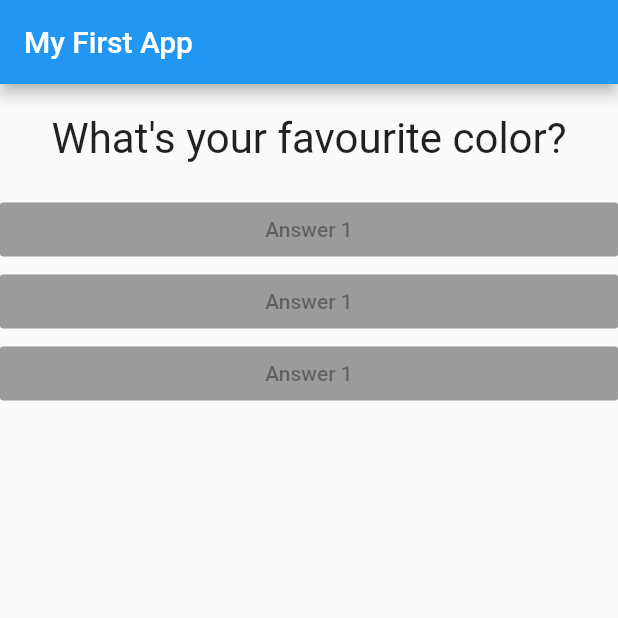
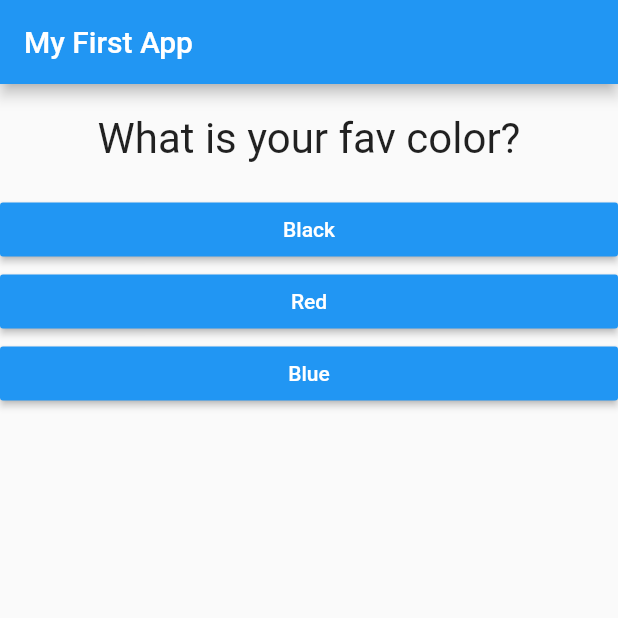
Before and after one commit to PeachBlack-Alba/hello_world, a Flutter app: the screen it shows after launch, on a phone screen of 412 x 824 dp, the top half of it. Run offline on Flutter 3.47's test engine with Material 2 defaults, Android fonts, the phone set to English and light mode, and no system bars.

Commit message:
mapping answers

```diff
--- a/lib/answer.dart
+++ b/lib/answer.dart
@@ -1,15 +1,21 @@
 import "package:flutter/material.dart";
 
 class Answer extends StatelessWidget {
+  //Creat constructor (it needs to have the same name as class)
+  final Function selectHandler;
+  final String answerText;
+
+  Answer(this.selectHandler, this.answerText);
   @override
   Widget build(BuildContext context) {
     return Container(
       width: double.infinity,
       child: RaisedButton(
         color: Colors.blue,
-        child: Text("Answer 1"),
+        textColor: Colors.white,
+        child: Text(answerText),
         onPressed:
-            null, //onPressed takes a function, we call it without parentesis. Point the function instead of executing it. Think about tv example.
+            selectHandler, //onPressed takes a function, we call it without parentesis. Point the function instead of executing it. Think about tv example.
       ),
     );
   }
--- a/lib/main.dart
+++ b/lib/main.dart
@@ -40,9 +40,18 @@ class MyAppState extends State<MyApp> {
   Widget build(BuildContext context) {
     //runApp tell flutter to render something in the screen, therefore we need a build method
     var questions = [
-      "What's your favourite color?",
-      "What's your favourite city?",
-      "What's your favourite club?",
+      {
+        "questionText": "What is your fav color?",
+        "answers": ["Black", "Red", "Blue"],
+      },
+      {
+        "questionText": "What is your fav film?",
+        "answers": ["La pantera Rosa", "Spired away", "True romance"],
+      },
+      {
+        "questionText": "What is your fav food?",
+        "answers": ["italian", "turkish", "Spanish"],
+      },
     ];
     return MaterialApp(
       home: Scaffold(
@@ -54,11 +63,13 @@ class MyAppState extends State<MyApp> {
           // <Widget>[] tells dart that the list is going to be a list of widgets
           children: [
             Question(
-              questions[questionIndex],
-            ),
-            Answer(),
-            Answer(),
-            Answer(),
+              questions[questionIndex]["questionText"],
+              // ["questionText"] we are selecting that key of the object
+            ), //the ... avoids a nested list => Question list + map() list, this ... takes the value of map() list and puts in in the existing list
+            ...(questions[questionIndex]["answers"] as List<String>)
+                .map((answer) {
+              return Answer(answerQuestion, answer);
+            }).toList()
           ],
         ),
       ),
```
